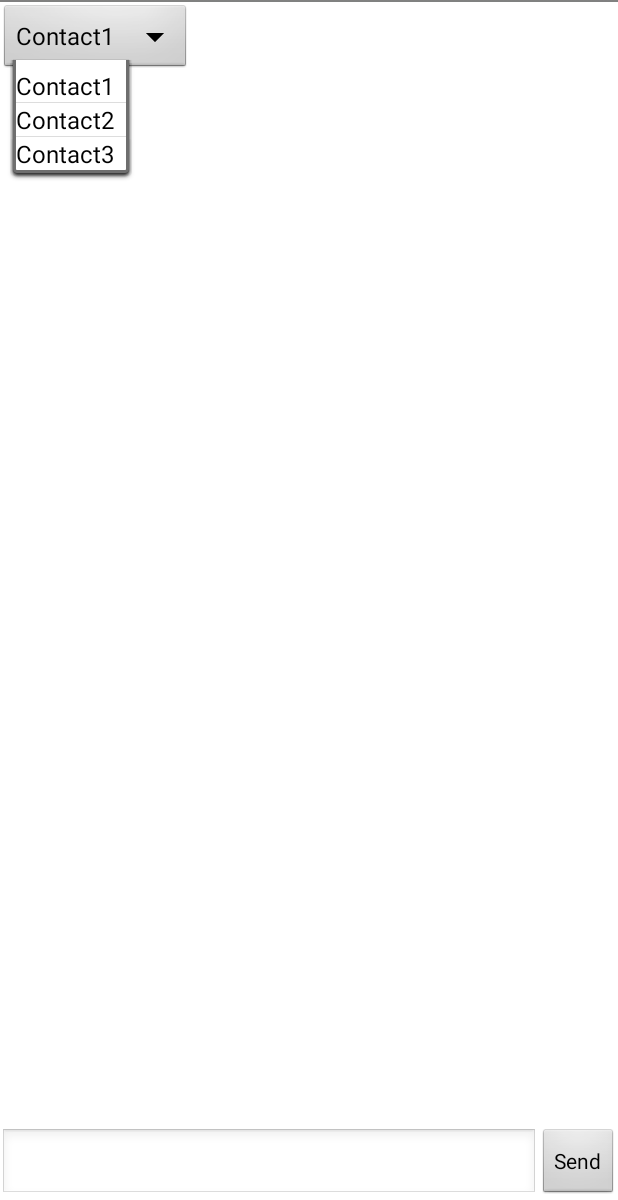
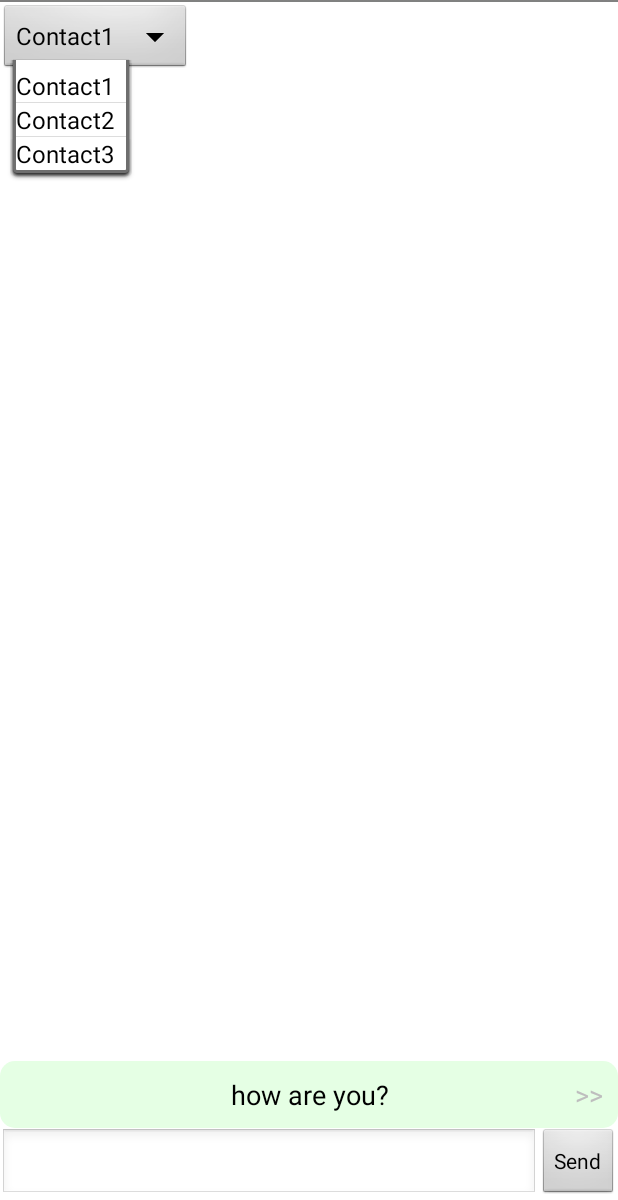
Before and after one commit to ashishonce/ChatApplication, an Android app: the screen it shows after launch (MainActivity), after a tap on "Contact1", on a phone screen of 412 x 824 dp, the part 36-1236 px from its top. Run offline under Robolectric (Android 15) with nearby library versions, the phone set to English and light mode, and no system bars; 4 statements that could not run were skipped.

Commit message:
suggestions

```diff
--- a/app/src/main/java/com/tutorial/chatapps/MainActivity.java
+++ b/app/src/main/java/com/tutorial/chatapps/MainActivity.java
@@ -33,6 +33,7 @@ import android.widget.EditText;
 import android.widget.LinearLayout;
 import android.widget.ListView;
 import android.widget.ProgressBar;
+import android.widget.RelativeLayout;
 import android.widget.TextSwitcher;
 import android.widget.TextView;
 import android.widget.Toast;
@@ -75,12 +76,14 @@ public class MainActivity extends Activity {
     private ListView list;
     private EditText chatText;
     private Button send;
-    private LinearLayout suggestions;
+    private RelativeLayout suggestions;
     private TextSwitcher textSwitcher;
     private Vector<String> suggestionList;
     private int index;
     private int size;
     private String suggestedText;
+    private TextView leftArrow;
+    private TextView rightArrow;
 
     Intent intent;
     private boolean side = false;
@@ -195,15 +198,27 @@ public class MainActivity extends Activity {
 
 		});
 
-        suggestions = (LinearLayout) findViewById(R.id.suggestionsView);
+        suggestions = (RelativeLayout) findViewById(R.id.suggestionsView);
 
         textSwitcher = (TextSwitcher) findViewById(R.id.switcher);
+
+        leftArrow = (TextView) findViewById(R.id.leftArrow);
+
+        rightArrow = (TextView) findViewById(R.id.rightArrow);
 
         suggestionList = new Vector<String>();
 
         this.initializeTextSwitcher();
 
         suggestions.setVisibility(LinearLayout.GONE);
+
+        Vector<String> temp = new Vector<String>();
+        temp.add("how are you?");
+        temp.add("I am fine");
+        temp.add("what are you doing today?");
+
+        setSuggestionTextItems(temp);
+        showSuggestions();
     }
 
     public void startRegistrationService(boolean reg, boolean tkr) {
@@ -271,7 +286,7 @@ public class MainActivity extends Activity {
         }
         else
         {
-            suggestions.setVisibility(LinearLayout.GONE);
+            //suggestions.setVisibility(LinearLayout.GONE);
         }
 
 
@@ -329,6 +344,10 @@ public class MainActivity extends Activity {
             textSwitcher.setText(suggestionList.elementAt(index));
             suggestedText = suggestionList.elementAt(index);
         }
+
+        if (size > 1){
+            rightArrow.setVisibility(View.VISIBLE);
+        }
     }
 
     private void initializeTextSwitcher(){
@@ -340,8 +359,8 @@ public class MainActivity extends Activity {
             public View makeView() {
                 TextView myText = new TextView(MainActivity.this);
                 myText.setGravity(Gravity.TOP | Gravity.CENTER_HORIZONTAL);
-                myText.setTextSize(24);
-                myText.setTextColor(Color.WHITE);
+                myText.setTextSize(18);
+                myText.setTextColor(Color.BLACK);
                 return myText;
             }
         });
@@ -350,24 +369,32 @@ public class MainActivity extends Activity {
             public void onSwipeRight(){
                 textSwitcher.setInAnimation(Slide.inFromLeftAnimation());
                 textSwitcher.setOutAnimation(Slide.outToRightAnimation());
+                index--;
 
-                if (size > 0){
-                    index--;
-                    index = index < 0 ? size - 1 : index;
+                if (size > 0 && index >=0){
                     textSwitcher.setText(suggestionList.elementAt(index));
                     suggestedText = suggestionList.elementAt(index);
+                    if (index == 0) leftArrow.setVisibility(View.INVISIBLE);
+                    if (index < size - 1) rightArrow.setVisibility(View.VISIBLE);
+                }
+                else {
+                    index++;
                 }
             }
 
             public void onSwipeLeft(){
                 textSwitcher.setInAnimation(Slide.inFromRightAnimation());
                 textSwitcher.setOutAnimation(Slide.outToLeftAnimation());
+                index++;
 
-                if (size > 0){
-                    index++;
-                    index = index % size;
+                if (size > 0 && index < size){
                     textSwitcher.setText(suggestionList.elementAt(index));
                     suggestedText = suggestionList.elementAt(index);
+                    if (index == size - 1) rightArrow.setVisibility(View.INVISIBLE);
+                    if (index > 0) leftArrow.setVisibility(View.VISIBLE);
+                }
+                else {
+                    index--;
                 }
             }
 
--- a/app/src/main/res/layout/main.xml
+++ b/app/src/main/res/layout/main.xml
@@ -32,22 +32,42 @@
          android:orientation="vertical"
         >
 
-        <LinearLayout
+        <RelativeLayout
             android:layout_width="match_parent"
             android:layout_height="wrap_content"
-            android:orientation="vertical"
+            android:orientation="horizontal"
             android:visibility="visible"
             android:id="@+id/suggestionsView"
-            android:background="#774568"
+            android:background="@layout/rectangle"
             android:layout_above="@+id/chat_text"
             >
+            <TextView
+                android:id="@+id/leftArrow"
+                android:layout_width="wrap_content"
+                android:layout_height="wrap_content"
+                android:layout_alignParentLeft="true"
+                android:visibility="invisible"
+                android:textSize="18sp"
+                android:text="@string/leftArrow"/>
+
             <TextSwitcher
                 android:id="@+id/switcher"
-                android:textColor="#BBFFDD"
+                android:textColor="#000000"
 
-                android:layout_width="match_parent"
-                android:layout_height="wrap_content" />
-        </LinearLayout>
+                android:layout_width="fill_parent"
+                android:layout_height="wrap_content"
+                android:layout_centerInParent="true"/>
+
+            <TextView
+                android:id="@+id/rightArrow"
+                android:layout_width="wrap_content"
+                android:layout_height="wrap_content"
+                android:layout_alignParentRight="true"
+                android:visibility="invisible"
+                android:textSize="18sp"
+                android:text="@string/rightArrow"/>
+
+        </RelativeLayout>
 
         <EditText
          android:layout_height="wrap_content"
--- a/app/src/main/res/values/strings.xml
+++ b/app/src/main/res/values/strings.xml
@@ -4,6 +4,8 @@
     <string name="hello">Hello World, MainActivity!</string>
     <string name="app_name">ChatAppsdemo</string>
     <string name ="action_settings">Settings</string>
+    <string name="leftArrow">&lt;&lt;</string>
+    <string name="rightArrow">&gt;&gt;</string>
     <string-array name="contacts_array">
         <item>Contact1</item>
         <item>Contact2</item>
```
Also changed, not shown: app/src/main/res/layout/rectangle.xml (added, +8 -0 lines).
